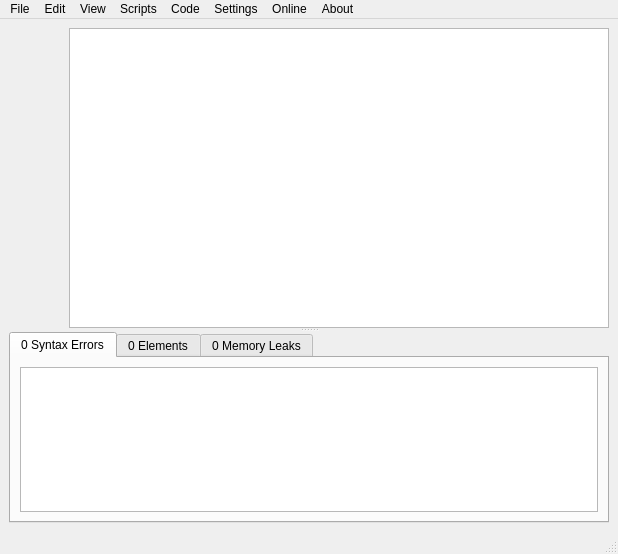
This is src/app/mainwindow.ui in tdauth/vjasside as Qt 5 draws it before an edit. The edited form follows.
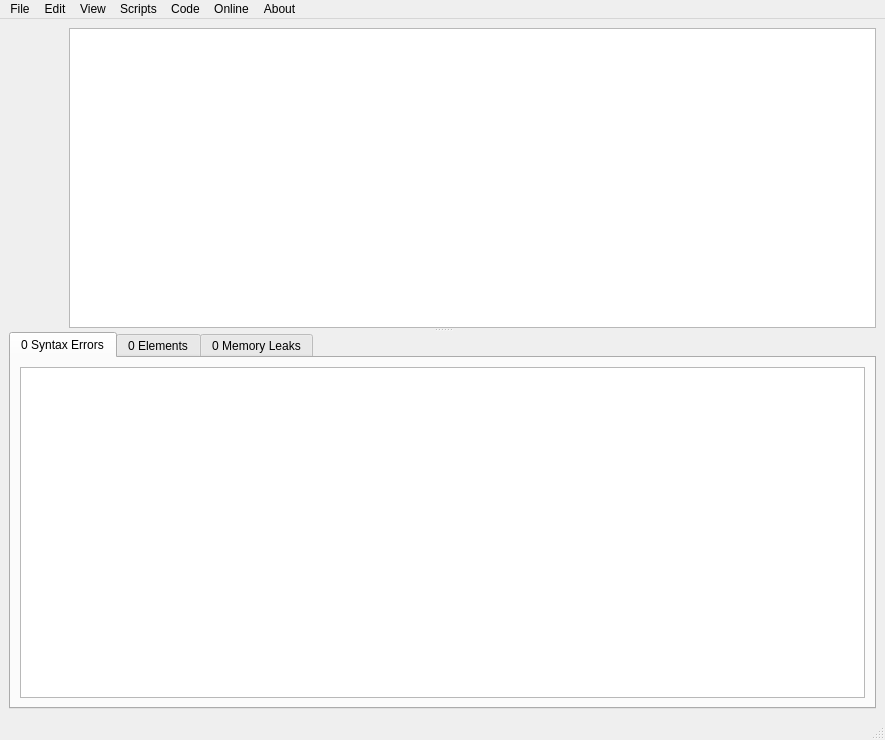
This is the edited form. The open tabs and pages were chosen to show the change. Custom widgets are drawn as their Qt base class.

What changed in the file:
```diff
--- a/src/app/mainwindow.ui
+++ b/src/app/mainwindow.ui
@@ -6,8 +6,8 @@
    <rect>
     <x>0</x>
     <y>0</y>
-    <width>612</width>
-    <height>554</height>
+    <width>885</width>
+    <height>740</height>
    </rect>
   </property>
   <property name="windowTitle">
@@ -206,7 +206,7 @@
     <rect>
      <x>0</x>
      <y>0</y>
-     <width>612</width>
+     <width>885</width>
      <height>17</height>
     </rect>
    </property>
@@ -247,12 +247,6 @@
     <addaction name="actionLineNumbers"/>
     <addaction name="actionShowWhiteSpaces"/>
    </widget>
-   <widget class="QMenu" name="menuSettings">
-    <property name="title">
-     <string>Settings</string>
-    </property>
-    <addaction name="actionSettings"/>
-   </widget>
    <widget class="QMenu" name="menuOnline">
     <property name="title">
      <string>Online</string>
@@ -284,7 +278,6 @@
    <addaction name="menuView"/>
    <addaction name="menuScripts"/>
    <addaction name="menuCode"/>
-   <addaction name="menuSettings"/>
    <addaction name="menuOnline"/>
    <addaction name="menuAbout"/>
   </widget>
```
Left out of the diff: 2 changed lines with no effect on the pictures.
